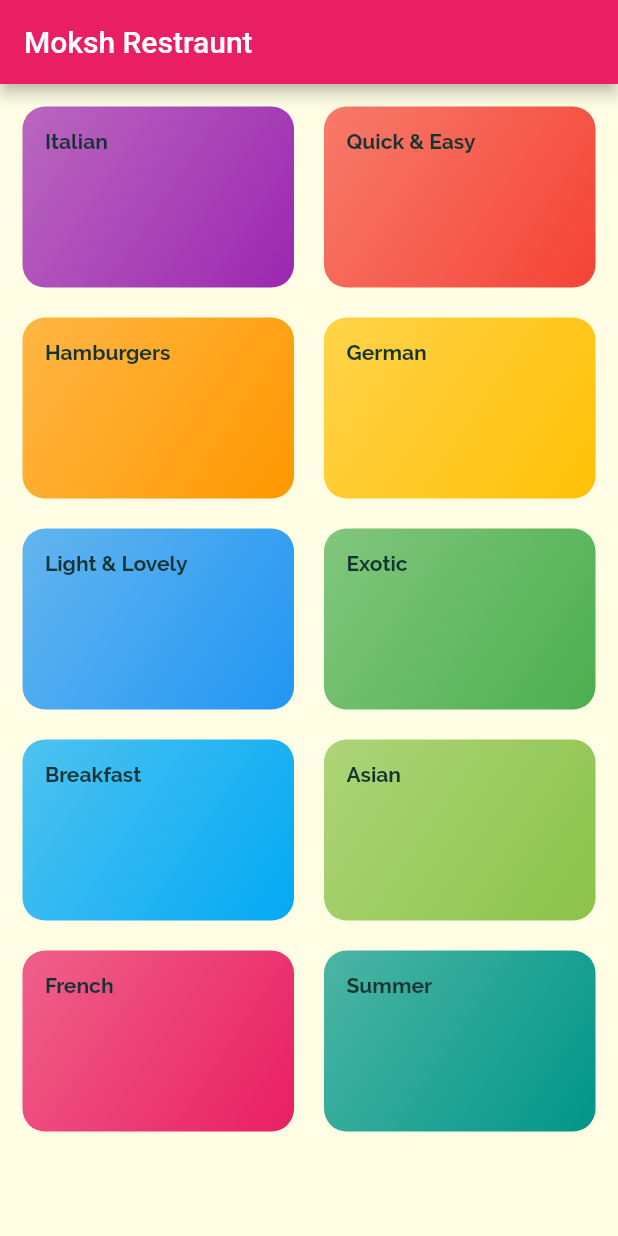
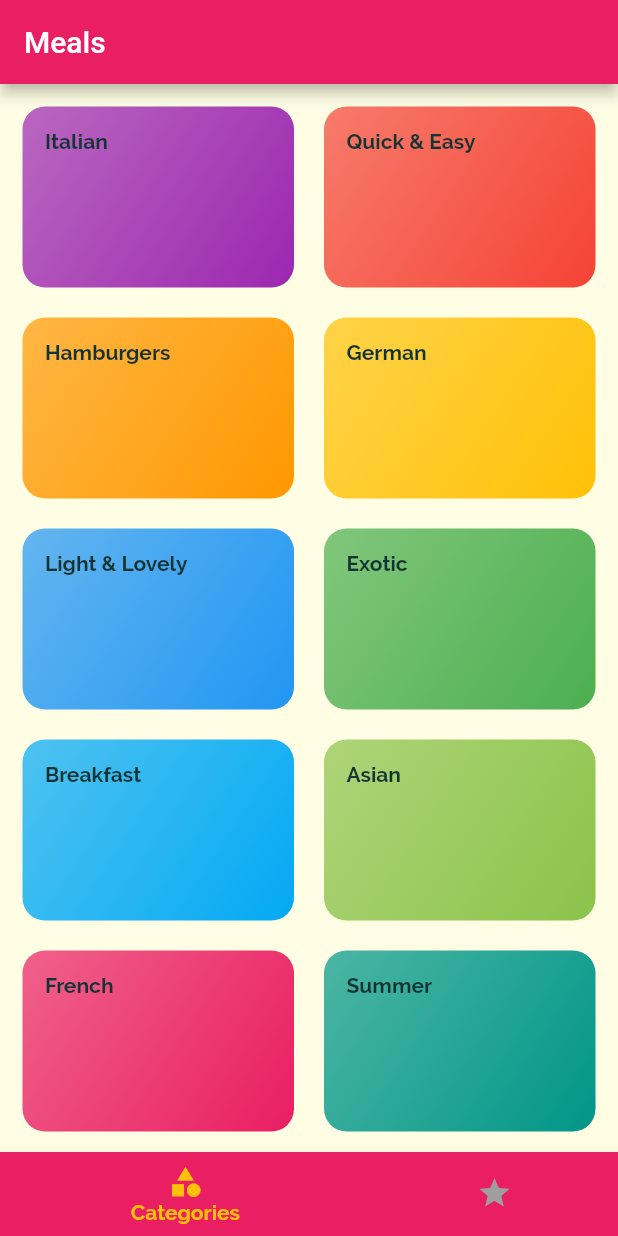
Before and after one commit to mokshchadha/food-app, a Flutter app: the screen it shows after launch, on a phone screen of 412 x 824 dp. Run offline on Flutter 3.47's test engine with Material 2 defaults, Android fonts, the phone set to English and light mode, and no system bars.

Commit message:
added a bottom naviagtion bar and a detailed meals view

```diff
--- a/food_app/lib/screens/categories_screen.dart
+++ b/food_app/lib/screens/categories_screen.dart
@@ -6,22 +6,17 @@ import '../data/dummy_data.dart';
 class CategoriesScreen extends StatelessWidget {
   @override
   Widget build(BuildContext ctx) {
-    return Scaffold(
-        appBar: AppBar(
-          title: const Text('Moksh Restraunt'),
-        ),
-        body: GridView(
+    return GridView(
       padding: const EdgeInsets.all(15),
       children: DUMMY_CATEGORIES
-              .map(
-                  (e) => CategoryItem(id: e.id, color: e.color, title: e.title))
+          .map((e) => CategoryItem(id: e.id, color: e.color, title: e.title))
           .toList(),
-          gridDelegate: SliverGridDelegateWithMaxCrossAxisExtent(
+      gridDelegate: const SliverGridDelegateWithMaxCrossAxisExtent(
         maxCrossAxisExtent: 200,
         childAspectRatio: 1.5,
         crossAxisSpacing: 20,
         mainAxisSpacing: 20,
       ), // a pre configured class that allows us to create width items and automatically it scalses to as many columns that can be provided with that width
-        ));
+    );
   }
 }
--- /dev/null
+++ b/food_app/lib/screens/tabs_screen.dart
@@ -0,0 +1,58 @@
+import 'package:flutter/material.dart';
+import './favourite_screen.dart';
+import './categories_screen.dart';
+
+class TabScreen extends StatefulWidget {
+  @override
+  State<TabScreen> createState() => _TabScreenState();
+}
+
+class _TabScreenState extends State<TabScreen> {
+  final List<Map<Object, Object>> _pages = [
+    {
+      'widget': CategoriesScreen(),
+      'title': 'Meals',
+    },
+    {
+      'widget': FavouritesScreen(),
+      'title': 'Your Favouites',
+    },
+  ];
+
+  int _selectedPageIdx = 0;
+
+  void _selectPage(int idx) {
+    //idx comes naturally from flutter
+    setState(() {
+      _selectedPageIdx = idx;
+    });
+  }
+
+  @override
+  Widget build(BuildContext context) {
+    return Scaffold(
+      appBar: AppBar(title: Text(_pages[_selectedPageIdx]['title'] as String)),
+      body: _pages[_selectedPageIdx]['widget'] as Widget,
+      bottomNavigationBar: BottomNavigationBar(
+        onTap: _selectPage,
+
+        unselectedItemColor: Colors.grey,
+        selectedItemColor: Theme.of(context).accentColor,
+        currentIndex:
+            _selectedPageIdx, //necessary to see the un selected and selected color changes **
+
+        type: BottomNavigationBarType.shifting,
+        items: [
+          BottomNavigationBarItem(
+              backgroundColor: Theme.of(context).primaryColor,
+              icon: const Icon(Icons.category),
+              label: 'Categories'),
+          BottomNavigationBarItem(
+              backgroundColor: Theme.of(context).primaryColor,
+              icon: const Icon(Icons.star),
+              label: 'Favourites')
+        ],
+      ),
+    );
+  }
+}
```
Also changed, not shown: food_app/lib/main.dart (+2 -48 lines), food_app/lib/screens/favourite_screen.dart (added, +8 -0 lines), food_app/lib/screens/meal_details_screen.dart (+61 -11 lines). Lines whose indentation alone changed are shown as unchanged.
